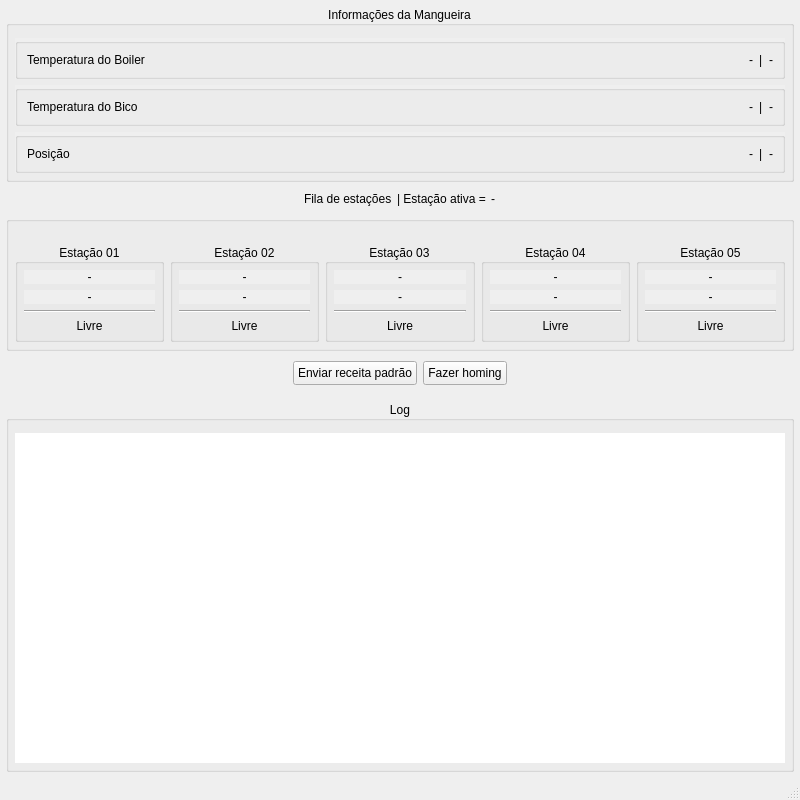
iniw/lucas_logger, file qlogger.ui: the form before one commit.
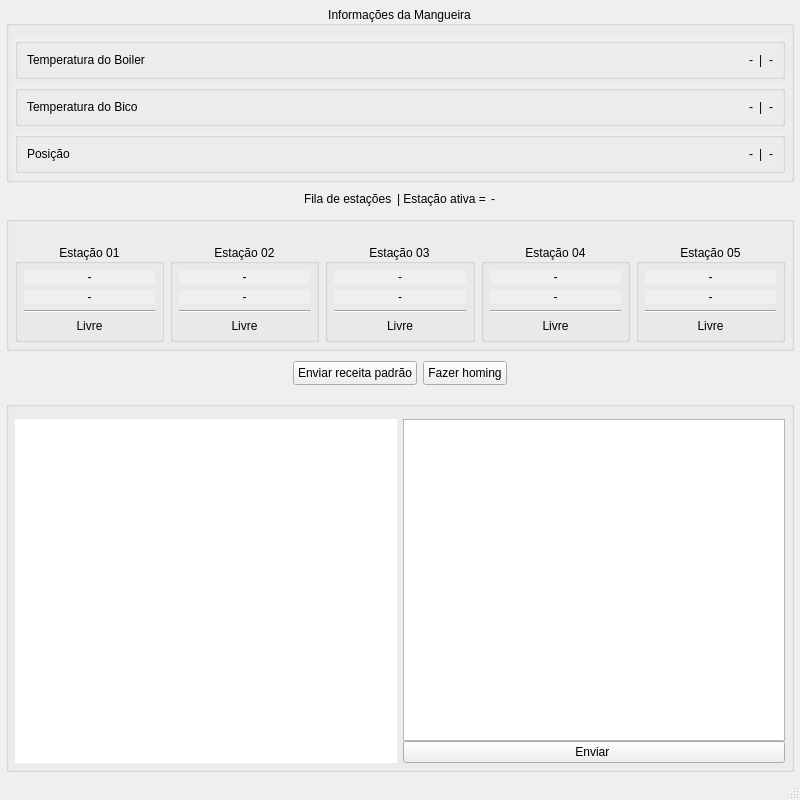
The form after the commit.

Commit message: caixa de enviar gcode

```diff
--- a/qlogger.ui
+++ b/qlogger.ui
@@ -1450,7 +1450,7 @@
        <bool>false</bool>
       </property>
       <property name="title">
-       <string>Log</string>
+       <string/>
       </property>
       <property name="alignment">
        <set>Qt::AlignCenter</set>
@@ -1519,10 +1519,60 @@
           <bool>false</bool>
          </property>
          <property name="placeholderText">
-          <string>nada..</string>
+          <string>log</string>
          </property>
         </widget>
        </item>
+       <item>
+        <widget class="QWidget" name="widget_6" native="true">
+         <layout class="QVBoxLayout" name="verticalLayout_3">
+          <property name="spacing">
+           <number>0</number>
+          </property>
+          <property name="leftMargin">
+           <number>0</number>
+          </property>
+          <property name="topMargin">
+           <number>0</number>
+          </property>
+          <property name="rightMargin">
+           <number>0</number>
+          </property>
+          <property name="bottomMargin">
+           <number>0</number>
+          </property>
+          <item>
+           <widget class="QPlainTextEdit" name="campoGcode">
+            <property name="sizePolicy">
+             <sizepolicy hsizetype="Preferred" vsizetype="Expanding">
+              <horstretch>0</horstretch>
+              <verstretch>0</verstretch>
+             </sizepolicy>
+            </property>
+            <property name="plainText">
+             <string/>
+            </property>
+            <property name="placeholderText">
+             <string>gcode</string>
+            </property>
+           </widget>
+          </item>
+          <item>
+           <widget class="QPushButton" name="enviarGcode">
+            <property name="sizePolicy">
+             <sizepolicy hsizetype="Minimum" vsizetype="Fixed">
+              <horstretch>0</horstretch>
+              <verstretch>0</verstretch>
+             </sizepolicy>
+            </property>
+            <property name="text">
+             <string>Enviar </string>
+            </property>
+           </widget>
+          </item>
+         </layout>
+        </widget>
+       </item>
       </layout>
      </widget>
     </item>
```
Left out of the diff: 3 changed lines with no effect on the pictures. The commit also changes 2 other files.
